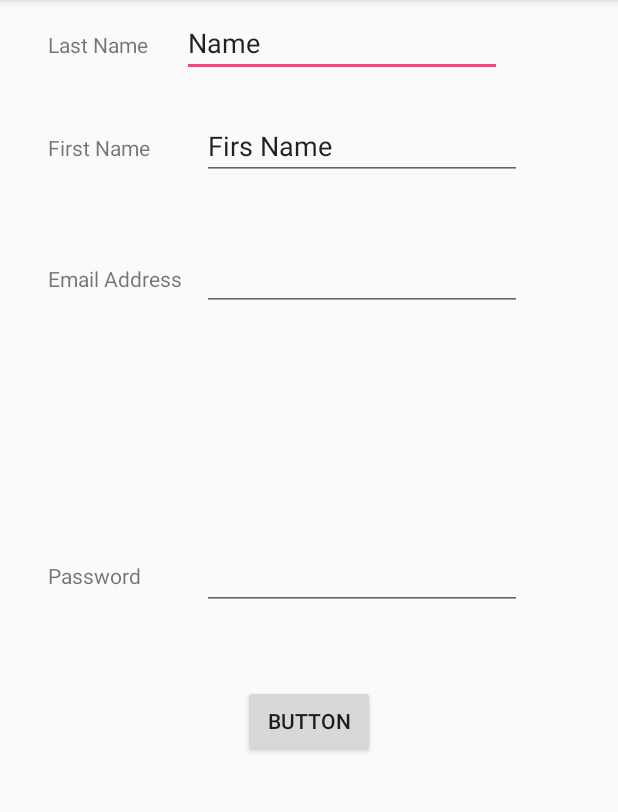
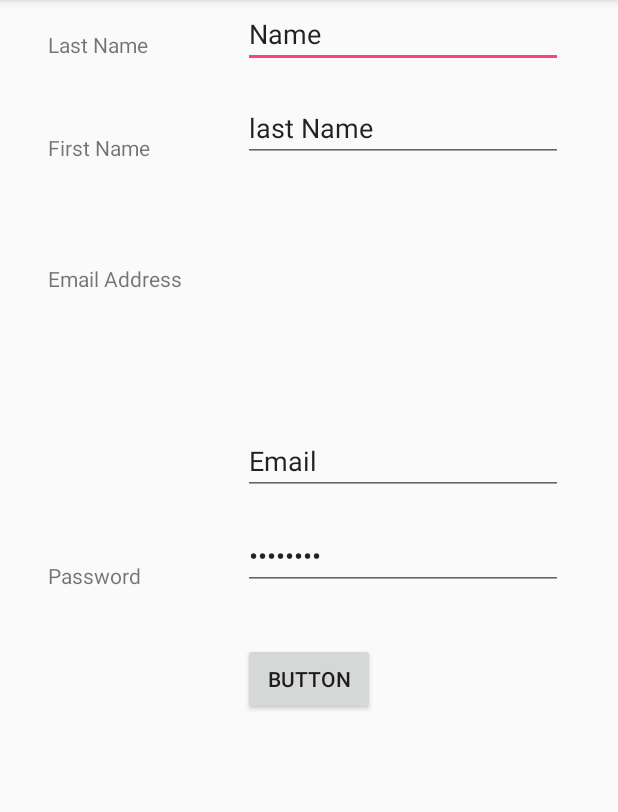
Before and after one commit to djassimo/cosplit, an Android app: the SignupActivity screen opened directly, with no data from a screen before it, after a tap on "CREATEHOUSE", on a phone screen of 412 x 824 dp, the part 84-896 px from its top. Run offline under Robolectric (Android 15) with nearby library versions, the phone set to English and light mode, and no system bars; 1 statement that could not run was skipped.

Commit message:
version2
insertion dans les deux tables house_table et registre_table

```diff
--- a/CosPlit2/app/src/main/AndroidManifest.xml
+++ b/CosPlit2/app/src/main/AndroidManifest.xml
@@ -17,6 +17,7 @@
         </activity>
         <activity android:name=".SignupActivity"></activity>
         <activity android:name=".RegisterPage"></activity>
+        <activity android:name=".HomePage"></activity>
     </application>
 
 </manifest>
--- /dev/null
+++ b/CosPlit2/app/src/main/java/com/example/djamel/cosplit/HomePage.java
@@ -0,0 +1,26 @@
+package com.example.djamel.cosplit;
+
+import android.content.Intent;
+import android.os.Bundle;
+import android.support.v7.app.AppCompatActivity;
+import android.view.ViewGroup;
+import android.widget.TextView;
+import android.widget.Toast;
+
+/**
+ * Created by djamel on 10/11/2016.
+ */
+
+public class HomePage extends AppCompatActivity {
+
+    protected void onCreate(Bundle savedInstanceState) {
+        super.onCreate(savedInstanceState);
+        setContentView(R.layout.home_activity_page);
+
+        Intent intent = getIntent();
+        int message = intent.getIntExtra(RegisterPage.EXTRA_MESSAGE,0);
+        Toast.makeText(HomePage.this,"idregister:"+message,Toast.LENGTH_LONG).show();
+
+    }
+
+}
--- a/CosPlit2/app/src/main/java/com/example/djamel/cosplit/MainPage.java
+++ b/CosPlit2/app/src/main/java/com/example/djamel/cosplit/MainPage.java
@@ -11,6 +11,7 @@ import android.view.View;
 import android.view.ViewGroup;
 import android.widget.Button;
 import android.widget.EditText;
+import android.widget.Toast;
 
 public class MainPage extends AppCompatActivity
 
@@ -23,8 +24,8 @@ public class MainPage extends AppCompatActivity
 
     }
     public void sendMessage(View view) {
-
-        Intent intent = new Intent(this, SignupActivity.class);
+        //Toast.makeText(MainPage.this,"idregister,nnnn:",Toast.LENGTH_LONG).show();
+        Intent intent = new Intent(MainPage.this, SignupActivity.class);
 
         startActivity(intent);
 
--- a/CosPlit2/app/src/main/java/com/example/djamel/cosplit/MyDataBase.java
+++ b/CosPlit2/app/src/main/java/com/example/djamel/cosplit/MyDataBase.java
@@ -13,7 +13,7 @@ import android.database.sqlite.SQLiteOpenHelper;
 public class MyDataBase extends SQLiteOpenHelper {
 
     //creation de base de données
-    public static final int DATABASE_VERSION = 1;
+    public static final int DATABASE_VERSION = 2;
     public static final String DATABASE_NAME = "MyDataBase.db";
     //Table House
     public static final String TABLE_House = "House";
@@ -41,7 +41,7 @@ public class MyDataBase extends SQLiteOpenHelper {
     private static final String SQL_CREATE_ENTRIES_Register = "CREATE TABLE " + TABLE_Register+ " (" +COLUMN_Register_ID +
             " INTEGER PRIMARY KEY AUTOINCREMENT," +
             " " + COLUMN_Register_First_NAME + " TEXT, " + COLUMN_Register_Last_Name + " TEXT," +COLUMN_Register_Email +
-            " TEXT, " + COLUMN_Register_Password  + " Text , "+ COLUMN_FK_House + " INTEGER NOT NULL)";
+            " TEXT, " + COLUMN_Register_Password  + " Text , "+ COLUMN_FK_House + " TEXT"+")";
     private static final String SQL_DELETE_ENTRIES_Register = "DROP TABLE IF EXISTS " + TABLE_Register;
 
     public MyDataBase(Context context) {
@@ -88,6 +88,7 @@ public class MyDataBase extends SQLiteOpenHelper {
         contentvalues.put(COLUMN_Register_Email,email);
         contentvalues.put(COLUMN_Register_Password,password);
         contentvalues.put(COLUMN_FK_House,idhouse);
+
         long result = db.insert(TABLE_Register,null,contentvalues);
         if (result == -1)
 
@@ -96,25 +97,26 @@ public class MyDataBase extends SQLiteOpenHelper {
             return true;
     }
 
-    //affichage de donnée
-    public Cursor Afficher()
-    {
-        SQLiteDatabase db = this.getWritableDatabase();
-        //cursor class random read write access
-        Cursor res =  db.rawQuery("select * from "+TABLE_House,null);
-        return  res;
 
-    }
 
     //fonction pour afficher le house id
-    public int getlastid(){
+   public int getlastid(){
 
         SQLiteDatabase db = this.getWritableDatabase();
         Cursor resultset = db.rawQuery("Select * from "+TABLE_House,null);
         resultset.moveToLast();
         int idhouse = resultset.getInt(0);
         return idhouse;
+    }
+    //fonction pour afficher le house id
+    public int getlastidRegister(){
 
+        SQLiteDatabase db = this.getWritableDatabase();
+        Cursor resultset = db.rawQuery("Select * from "+TABLE_Register,null);
+        resultset.moveToLast();
+        int idRegister = resultset.getInt(0);
+        return idRegister;
     }
 
+
 }
--- a/CosPlit2/app/src/main/java/com/example/djamel/cosplit/RegisterPage.java
+++ b/CosPlit2/app/src/main/java/com/example/djamel/cosplit/RegisterPage.java
@@ -16,37 +16,40 @@ import android.widget.EditText;
 
 public class RegisterPage extends AppCompatActivity {
 
+    public final static String EXTRA_MESSAGE = "com.example.djamel.cosplit";
     MyDataBase db;
-    int id;
-
+    int id,idregister;
     EditText Editname1,Editname2,Editname3,Editname4;
     Button btnInsert1;
+
     protected void onCreate(Bundle savedInstanceState) {
         db =new MyDataBase(this);
 
         super.onCreate(savedInstanceState);
         setContentView(R.layout.register_activity_page);
-        id = db.getlastid();
-        Toast.makeText(RegisterPage.this, "Please type in your house name:"+id, Toast.LENGTH_LONG).show();
-        System.out.print("id hello:"+id);
 
+        //récuperer l"id de register
+       idregister = db.getlastidRegister();
+        //Toast.makeText(RegisterPage.this, "Please type in your house name:"+id, Toast.LENGTH_LONG).show();
+        //System.out.print("id hello:"+id);
 
+        //recuperation de id house passé de l'activity SignupActivity
+        Intent intent = getIntent();
+        id = intent.getIntExtra(SignupActivity.EXTRA_MESSAGE,0);
+        Toast.makeText(RegisterPage.this,"idhouse:"+id,Toast.LENGTH_LONG).show();
 
+        //recuperation des champs saisie dans la page register_activity_page.xml
         Editname1=(EditText) findViewById(R.id.Name1);
         Editname2=(EditText) findViewById(R.id.Name2);
         Editname3=(EditText) findViewById(R.id.Name3);
         Editname4=(EditText) findViewById(R.id.Name4);
         btnInsert1=(Button)findViewById(R.id.sendregister);
 
-
-
-
+        //Appel a la fonction d'insertion de données dans la base données
         sendviewRegister();
-
-
          }
 
-    //fonction pour création house et insertion dans la base de données:
+    //fonction pour création Register et insertion dans la base de données:
     public void sendviewRegister() {
 
         btnInsert1.setOnClickListener(
@@ -64,17 +67,18 @@ public class RegisterPage extends AppCompatActivity {
                                 Editname3.getText().toString(),
                                 Editname4.getText().toString(),
                                 id);
-
+                        //vérification de l'insertion dans la base de données
                         if(isInserted)
                         {
-                            //affichage d"activity de Register
-                            //Intent intent = new Intent(v.getContext(),RegisterPage.class);
-                            //startActivity(intent);
-                            Toast.makeText(RegisterPage.this,"The register is created",Toast.LENGTH_LONG).show();
+                            //affichage d"activity de Homepage et passage de id de register vers l'activity HomePage
+                            Intent it = new Intent(RegisterPage.this, HomePage.class);
+                            it.putExtra(EXTRA_MESSAGE,idregister);
+                            startActivity(it);
+
                         }
                         else
-                            //message pour remplir le nom de la maison
-                            Toast.makeText(RegisterPage.this,"noooooooooooo",Toast.LENGTH_LONG).show();
+                            //message s"il y a un echec d'insertion
+                            Toast.makeText(RegisterPage.this,"The register is not created",Toast.LENGTH_LONG).show();
 
                     }
                 }
--- a/CosPlit2/app/src/main/java/com/example/djamel/cosplit/SignupActivity.java
+++ b/CosPlit2/app/src/main/java/com/example/djamel/cosplit/SignupActivity.java
@@ -1,6 +1,7 @@
 package com.example.djamel.cosplit;
 
 import android.content.Intent;
+import android.database.Cursor;
 import android.os.Bundle;
 import android.provider.Settings;
 import android.support.v7.app.AlertDialog;
@@ -20,34 +21,38 @@ import java.util.Random;
  */
 
 public class SignupActivity extends AppCompatActivity {
-public final static String EXTRA_MESSAGE = "com.example.djamel.cosplit";
+
+    public final static String EXTRA_MESSAGE = "com.example.djamel.cosplit";
     MyDataBase db;
     EditText Editname;
-    int generatedcode;
+    int generatedcode,id;
     Button btnInsert;
 
-
     protected void onCreate(Bundle savedInstanceState) {
+        db =new MyDataBase(this);
         super.onCreate(savedInstanceState);
         setContentView(R.layout.signup_activity_page);
 
-        db =new MyDataBase(this);
+        //récuperer l"id de house
+      id =db.getlastid();
 
+        //recuperation des champs saisie dans la page signup_activity_page.xml
         Editname=(EditText) findViewById(R.id.Name);
         btnInsert=(Button)findViewById(R.id.sendregister);
+
+        //generate de code de housse
         generatedcode=generatecode();
+
+        //Appel a la fonction d'insertion de données dans la base données
         sendviewRegister();
+    }
 
-
-    }
     //fonction de generation de code aléatoire de 6 chiffre
     public int generatecode()
         {
             int r;
             Random resultat;
-
             resultat= new Random();
-
             r= (10000+ resultat.nextInt(899999));
             return r;
         }
@@ -67,14 +72,18 @@ public final static String EXTRA_MESSAGE = "com.example.djamel.cosplit";
                                 Editname.getText().toString(),
                                 generatedcode);
 
+                        //vérification de l'insertion dans la base de données
+                        if (isInserted) {
 
-                        if (isInserted) {
-                            //affichage d"activity de Register
+                            //affichage d"activity de RegisterPage et passage de id de register vers l'activity RegisterPage
                             Toast.makeText(SignupActivity.this, "The House is Created", Toast.LENGTH_LONG).show();
                             Intent intent = new Intent(SignupActivity.this, RegisterPage.class);
+                           intent.putExtra(EXTRA_MESSAGE,id);
                             startActivity(intent);
+
                         } else
-                            //message pour remplir le nom de la maison
+
+                            //message s"il y a un echec d'insertion
                             Toast.makeText(SignupActivity.this, "Please type in your house name", Toast.LENGTH_LONG).show();
 
                     }
@@ -82,4 +91,5 @@ public final static String EXTRA_MESSAGE = "com.example.djamel.cosplit";
         );
     }
 
+
     }
--- /dev/null
+++ b/CosPlit2/app/src/main/res/layout/home_activity_page.xml
@@ -0,0 +1,7 @@
+<?xml version="1.0" encoding="utf-8"?>
+<RelativeLayout xmlns:android="http://schemas.android.com/apk/res/android"
+    android:layout_width="match_parent" android:layout_height="match_parent"
+    android:id="@+id/home_activity_page">
+
+
+</RelativeLayout>
--- a/CosPlit2/app/src/main/res/layout/register_activity_page.xml
+++ b/CosPlit2/app/src/main/res/layout/register_activity_page.xml
@@ -47,29 +47,50 @@
         android:layout_alignLeft="@+id/textView2"
         android:layout_alignStart="@+id/textView2" />
 
+
+    <Button
+        android:text="Button"
+        android:layout_width="wrap_content"
+        android:layout_height="wrap_content"
+
+        android:layout_marginTop="35dp"
+        android:id="@+id/sendregister"
+        android:onClick="sendviewRegister"
+        android:layout_below="@+id/textView5"
+        android:layout_centerHorizontal="true" />
+
     <EditText
         android:layout_width="wrap_content"
         android:layout_height="wrap_content"
         android:inputType="textPersonName"
         android:text="Name"
         android:ems="10"
-        android:id="@+id/Name1"
-        android:layout_alignBaseline="@+id/textView3"
-        android:layout_alignBottom="@+id/textView3"
-        android:layout_toRightOf="@+id/textView4"
-        android:layout_toEndOf="@+id/textView4" />
+        android:layout_alignParentTop="true"
+        android:layout_alignLeft="@+id/sendregister"
+        android:layout_alignStart="@+id/sendregister"
+        android:id="@+id/Name1" />
+
+    <EditText
+        android:layout_width="wrap_content"
+        android:layout_height="wrap_content"
+        android:inputType="textPersonName"
+        android:text="last Name"
+        android:ems="10"
+        android:layout_above="@+id/textView4"
+        android:layout_alignLeft="@+id/Name1"
+        android:layout_alignStart="@+id/Name1"
+        android:id="@+id/Name2" />
 
     <EditText
         android:layout_width="wrap_content"
         android:layout_height="wrap_content"
         android:inputType="textEmailAddress"
         android:ems="10"
-        android:layout_below="@+id/Name2"
-        android:layout_toRightOf="@+id/textView4"
-        android:layout_toEndOf="@+id/textView4"
-        android:layout_marginLeft="13dp"
-        android:layout_marginStart="13dp"
-        android:layout_marginTop="42dp"
+        android:text="Email"
+        android:layout_above="@+id/Name4"
+        android:layout_alignLeft="@+id/Name2"
+        android:layout_alignStart="@+id/Name2"
+        android:layout_marginBottom="18dp"
         android:id="@+id/Name3" />
 
     <EditText
@@ -77,31 +98,10 @@
         android:layout_height="wrap_content"
         android:inputType="textPassword"
         android:ems="10"
-        android:layout_centerVertical="true"
-        android:layout_alignRight="@+id/Name2"
-        android:layout_alignEnd="@+id/Name2"
+        android:text="Password"
+        android:layout_above="@+id/sendregister"
+        android:layout_alignLeft="@+id/sendregister"
+        android:layout_alignStart="@+id/sendregister"
         android:id="@+id/Name4" />
 
-    <EditText
-        android:layout_width="wrap_content"
-        android:layout_height="wrap_content"
-        android:inputType="textPersonName"
-        android:text="Firs Name"
-        android:ems="10"
-        android:id="@+id/Name2"
-        android:layout_alignBaseline="@+id/textView2"
-        android:layout_alignBottom="@+id/textView2"
-        android:layout_alignLeft="@+id/Name3"
-        android:layout_alignStart="@+id/Name3" />
-
-    <Button
-        android:text="Button"
-        android:layout_width="wrap_content"
-        android:layout_height="wrap_content"
-        android:layout_below="@+id/Name4"
-        android:layout_centerHorizontal="true"
-        android:layout_marginTop="50dp"
-        android:id="@+id/sendregister"
-        android:onClick="sendviewRegister"/>
-
 </RelativeLayout>
--- a/CosPlit2/build.gradle
+++ b/CosPlit2/build.gradle
@@ -5,7 +5,7 @@ buildscript {
         jcenter()
     }
     dependencies {
-        classpath 'com.android.tools.build:gradle:2.2.1'
+        classpath 'com.android.tools.build:gradle:2.2.0'
 
         // NOTE: Do not place your application dependencies here; they belong
         // in the individual module build.gradle files
```
